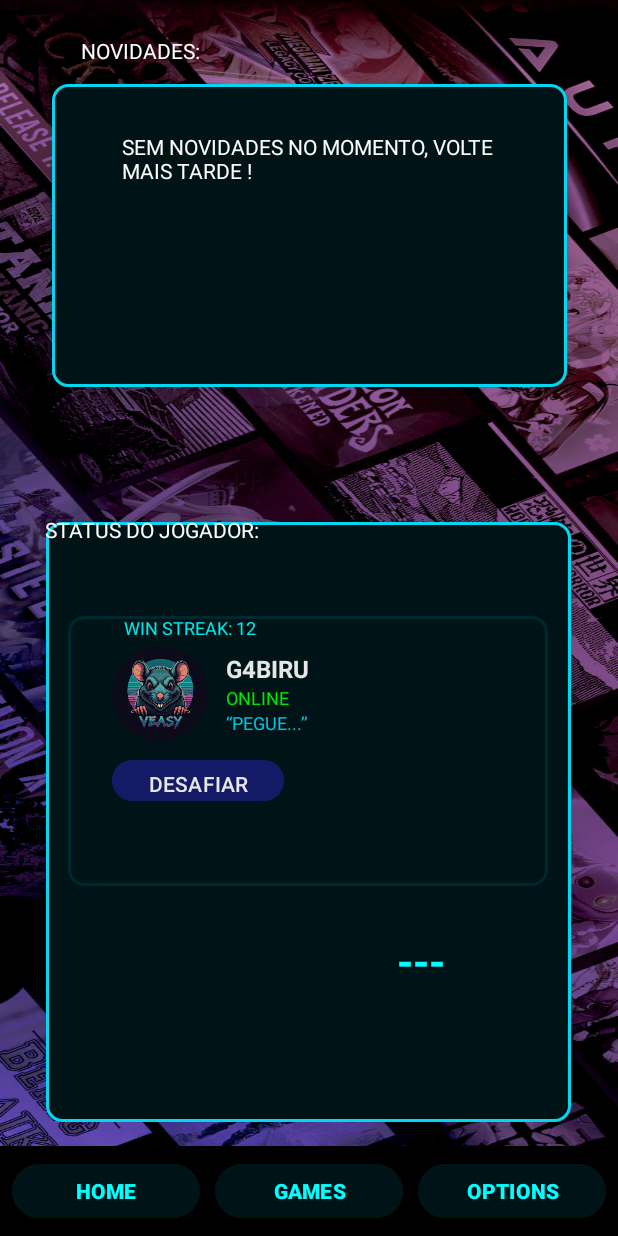
After one commit to EitaColega/Projeto-Veasy, an Android app: the HomeActivity screen opened directly, with no data from a screen before it, on a phone screen of 412 x 824 dp. The commit adds this screen. Run offline under Robolectric (Android 15) with nearby library versions, the phone set to English and light mode, and no system bars.

Commit message:
commit 3

```diff
--- a/app/src/main/AndroidManifest.xml
+++ b/app/src/main/AndroidManifest.xml
@@ -19,6 +19,7 @@
         <activity android:name=".RegistroActivity2" />
         <activity android:name=".RegistroActivity" />
         <activity android:name=".LoginActivity" />
+        <activity android:name=".HomeActivity" />
         <activity
             android:name=".splash_screen"
             android:exported="false" />
--- /dev/null
+++ b/app/src/main/java/com/example/projectveasy/HomeActivity.kt
@@ -0,0 +1,26 @@
+package com.example.projectveasy
+import android.content.Intent
+import android.os.Bundle
+import android.widget.TextView
+import androidx.appcompat.app.AppCompatActivity
+import androidx.core.view.ViewCompat
+import androidx.core.view.WindowInsetsCompat
+
+class HomeActivity : AppCompatActivity() {
+    override fun onCreate(savedInstanceState: Bundle?) {
+        super.onCreate(savedInstanceState)
+        setContentView(R.layout.activity_home)
+
+        ViewCompat.setOnApplyWindowInsetsListener(findViewById(R.id.homeScream)) { v, insets ->
+            val systemBars = insets.getInsets(WindowInsetsCompat.Type.systemBars())
+            v.setPadding(systemBars.left, systemBars.top, systemBars.right, systemBars.bottom)
+            insets
+        }
+
+
+
+    }
+
+
+
+}
--- a/app/src/main/java/com/example/projectveasy/LoginActivity.kt
+++ b/app/src/main/java/com/example/projectveasy/LoginActivity.kt
@@ -15,6 +15,12 @@ class LoginActivity : AppCompatActivity() {
             startActivity(intent)
         }
 
+        val buttonLogin = findViewById<TextView>(R.id.buttonLogin)
+        buttonLogin.setOnClickListener {
+            val intent = Intent(this, HomeActivity::class.java)
+            startActivity(intent)
+        }
+
     }
 
 
--- a/app/src/main/java/com/example/projectveasy/RegistroActivity2.kt
+++ b/app/src/main/java/com/example/projectveasy/RegistroActivity2.kt
@@ -3,6 +3,7 @@ package com.example.projectveasy
 import android.content.Intent
 import android.os.Bundle
 import android.widget.Button
+import android.widget.TextView
 import androidx.appcompat.app.AppCompatActivity
 
 class RegistroActivity2 : AppCompatActivity() {
@@ -11,5 +12,12 @@ class RegistroActivity2 : AppCompatActivity() {
         setContentView(R.layout.activity_register_screen2)
 
 
+        val btnconfirmar2 = findViewById<TextView>(R.id.RGconfirmar2)
+        btnconfirmar2.setOnClickListener {
+            val intent = Intent(this, HomeActivity::class.java)
+            startActivity(intent)
+        }
+
+
     }
 }
--- /dev/null
+++ b/app/src/main/res/drawable/bordas.xml
@@ -0,0 +1,10 @@
+<?xml version="1.0" encoding="utf-8"?>
+<shape xmlns:android="http://schemas.android.com/apk/res/android">
+    <stroke
+        android:width="2dp"
+        android:color="@color/Blue"/>
+    <corners
+        android:radius="10dp"/>
+    <solid
+        android:color="@color/Darkblue"/>
+</shape>
--- /dev/null
+++ b/app/src/main/res/layout/activity_home.xml
@@ -0,0 +1,262 @@
+<?xml version="1.0" encoding="utf-8"?>
+
+<androidx.constraintlayout.widget.ConstraintLayout xmlns:android="http://schemas.android.com/apk/res/android"
+    xmlns:app="http://schemas.android.com/apk/res-auto"
+    xmlns:tools="http://schemas.android.com/tools"
+    android:layout_width="match_parent"
+    android:layout_height="match_parent"
+    android:background="@drawable/background_menu"
+    android:id="@+id/homeScream"
+    >
+
+    <view
+        android:id="@+id/view"
+        class="com.google.android.material.appbar.AppBarLayout"
+        android:layout_width="350dp"
+        android:layout_height="400dp"
+        android:layout_marginTop="-50dp"
+        android:background="@drawable/bordas"
+        app:layout_constraintBottom_toBottomOf="parent"
+        app:layout_constraintEnd_toEndOf="parent"
+        app:layout_constraintHorizontal_bias="0.491"
+        app:layout_constraintStart_toStartOf="parent"
+        app:layout_constraintTop_toTopOf="parent"
+        app:layout_constraintVertical_bias="0.839" />
+
+
+    <LinearLayout
+        android:id="@+id/linearLayout"
+        android:layout_width="303dp"
+        android:layout_height="180dp"
+        android:orientation="vertical"
+        android:padding="20dp"
+        app:layout_constraintBottom_toBottomOf="parent"
+        app:layout_constraintEnd_toEndOf="parent"
+        app:layout_constraintStart_toStartOf="parent"
+        app:layout_constraintTop_toTopOf="parent"
+        app:layout_constraintVertical_bias="0.587">
+
+        <TextView
+            android:id="@+id/winStreak"
+            android:layout_width="wrap_content"
+            android:layout_height="wrap_content"
+            android:layout_marginTop="8dp"
+            android:paddingHorizontal="8dp"
+            android:paddingVertical="4dp"
+            android:text="WIN STREAK: 12"
+            android:textColor="#00FFFF"
+            android:textSize="12sp" />
+
+        <LinearLayout
+            android:layout_width="match_parent"
+            android:layout_height="wrap_content"
+            android:gravity="center_vertical"
+            android:orientation="horizontal">
+
+            <ImageView
+                android:id="@+id/avatarImage"
+                android:layout_width="64dp"
+                android:layout_height="64dp"
+                android:layout_marginEnd="12dp"
+                android:src="@drawable/ratodoveasy" />
+
+            <LinearLayout
+                android:layout_width="0dp"
+                android:layout_height="wrap_content"
+                android:layout_weight="1"
+                android:orientation="vertical">
+
+                <TextView
+                    android:id="@+id/userName"
+                    android:layout_width="wrap_content"
+                    android:layout_height="wrap_content"
+                    android:text="G4BIRU"
+                    android:textColor="@color/white"
+                    android:textSize="16sp"
+                    android:textStyle="bold" />
+
+                <TextView
+                    android:id="@+id/status"
+                    android:layout_width="wrap_content"
+                    android:layout_height="wrap_content"
+                    android:text="ONLINE"
+                    android:textColor="#00FF00"
+                    android:textSize="12sp" />
+
+                <TextView
+                    android:id="@+id/userQuote"
+                    android:layout_width="wrap_content"
+                    android:layout_height="wrap_content"
+                    android:text="“PEGUE...”"
+                    android:textColor="@color/Blue"
+                    android:textSize="12sp" />
+            </LinearLayout>
+
+            <ImageView
+                android:id="@+id/closeButton"
+                android:layout_width="20dp"
+                android:layout_height="20dp"
+                android:layout_marginBottom="22dp"
+                app:tint="#CCCCCC" />
+        </LinearLayout>
+
+        <Button
+            android:id="@+id/desafiarButton"
+            android:layout_width="wrap_content"
+            android:layout_height="wrap_content"
+            android:layout_marginTop="8dp"
+            android:backgroundTint="#171B6F"
+            android:text="DESAFIAR"
+            android:textColor="@color/white" />
+
+    </LinearLayout>
+
+    <RelativeLayout
+        android:id="@+id/progress_layout"
+        android:layout_width="200dp"
+        android:layout_height="200dp"
+        app:layout_constraintBottom_toBottomOf="parent"
+        app:layout_constraintEnd_toEndOf="parent"
+        app:layout_constraintHorizontal_bias="0.853"
+        app:layout_constraintStart_toStartOf="parent"
+        app:layout_constraintTop_toTopOf="parent"
+        app:layout_constraintVertical_bias="0.866">
+
+        <!--progress bar implementation-->
+
+        <!--Text implementation in center of the progress bar-->
+        <TextView
+            android:id="@+id/win_rate_txt"
+            android:layout_width="wrap_content"
+            android:layout_height="wrap_content"
+            android:layout_alignParentLeft="true"
+            android:layout_alignParentRight="true"
+            android:layout_centerVertical="true"
+            android:gravity="center"
+            android:text="---"
+            android:textColor="#00FFFF"
+            android:textSize="28sp"
+            android:textStyle="bold" />
+
+
+
+    </RelativeLayout>
+
+    <view
+        android:id="@+id/view4"
+        class="com.google.android.material.appbar.AppBarLayout"
+        android:layout_width="320dp"
+        android:layout_height="180dp"
+        android:layout_marginTop="200dp"
+        android:alpha="0.1"
+        android:background="@drawable/bordas"
+        app:layout_constraintBottom_toBottomOf="parent"
+        app:layout_constraintEnd_toEndOf="parent"
+        app:layout_constraintHorizontal_bias="0.494"
+        app:layout_constraintStart_toStartOf="parent"
+        app:layout_constraintTop_toTopOf="parent"
+        app:layout_constraintVertical_bias="0.475" />
+
+    <View
+        android:id="@+id/view2"
+        android:layout_width="343dp"
+        android:layout_height="202dp"
+        android:background="@drawable/bordas"
+        app:layout_constraintBottom_toTopOf="@+id/view"
+        app:layout_constraintEnd_toEndOf="parent"
+        app:layout_constraintStart_toStartOf="parent"
+        app:layout_constraintTop_toTopOf="parent"
+        app:layout_constraintVertical_bias="0.382" />
+
+    <TextView
+        android:id="@+id/textView"
+        android:layout_width="wrap_content"
+        android:layout_height="wrap_content"
+        android:text="STATUS DO JOGADOR: "
+        android:textColor="#FFFFFF"
+        app:layout_constraintBottom_toBottomOf="parent"
+        app:layout_constraintEnd_toEndOf="parent"
+        app:layout_constraintHorizontal_bias="0.113"
+        app:layout_constraintStart_toStartOf="parent"
+        app:layout_constraintTop_toTopOf="parent"
+        app:layout_constraintVertical_bias="0.427" />
+
+    <LinearLayout
+        android:id="@+id/bottomNav"
+        android:layout_width="match_parent"
+        android:layout_height="60dp"
+        android:layout_alignParentBottom="true"
+        android:layout_gravity="bottom"
+        android:background="#000000"
+        android:backgroundTint="#000000"
+        android:elevation="8dp"
+        android:gravity="center"
+        android:orientation="horizontal"
+        android:padding="8dp"
+        android:weightSum="3"
+        app:layout_constraintBottom_toBottomOf="parent"
+        app:layout_constraintTop_toTopOf="parent"
+        app:layout_constraintVertical_bias="1.0"
+        tools:layout_editor_absoluteX="0dp">
+
+        <Button
+            android:id="@+id/btnHome"
+            android:layout_width="0dp"
+            android:layout_height="match_parent"
+            android:layout_weight="1"
+            android:backgroundTint="@color/Darkblue"
+            android:text="HOME"
+            android:textColor="#00FFFF"
+            android:textStyle="bold"
+            app:cornerRadius="20sp" />
+
+        <Button
+            android:id="@+id/btnGames"
+            android:layout_width="0dp"
+            android:layout_height="match_parent"
+            android:layout_marginLeft="10dp"
+            android:layout_weight="1"
+            android:backgroundTint="@color/Darkblue"
+            android:text="GAMES"
+            android:textColor="#00FFFF"
+            android:textStyle="bold"
+            app:cornerRadius="20sp" />
+
+        <Button
+            android:id="@+id/btnOptions"
+            android:layout_width="0dp"
+            android:layout_height="match_parent"
+            android:layout_marginLeft="10dp"
+            android:layout_weight="1"
+            android:backgroundTint="@color/Darkblue"
+            android:text="OPTIONS"
+            android:textColor="#00FFFF"
+            android:textStyle="bold"
+            app:cornerRadius="20sp" />
+
+    </LinearLayout>
+
+    <TextView
+        android:id="@+id/textView2"
+        android:layout_width="wrap_content"
+        android:layout_height="wrap_content"
+        android:layout_marginTop="24dp"
+        android:text="NOVIDADES:"
+        android:textColor="#FEFEFE"
+        app:layout_constraintEnd_toEndOf="parent"
+        app:layout_constraintHorizontal_bias="0.163"
+        app:layout_constraintStart_toStartOf="parent"
+        app:layout_constraintTop_toTopOf="parent" />
+
+    <TextView
+        android:id="@+id/textView3"
+        android:layout_width="248dp"
+        android:layout_height="52dp"
+        android:layout_marginTop="32dp"
+        android:text="SEM NOVIDADES NO MOMENTO, VOLTE MAIS TARDE !"
+        android:textColor="#FFFFFF"
+        app:layout_constraintEnd_toEndOf="parent"
+        app:layout_constraintHorizontal_bias="0.496"
+        app:layout_constraintStart_toStartOf="parent"
+        app:layout_constraintTop_toTopOf="@+id/view2" />
+</androidx.constraintlayout.widget.ConstraintLayout>
```
Also changed, not shown: app/src/main/res/drawable/background_menu.jpg (added).
